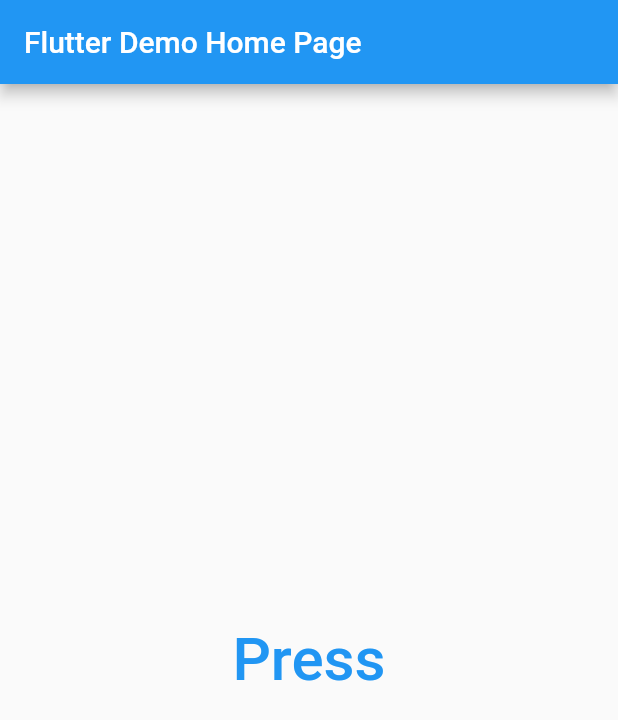
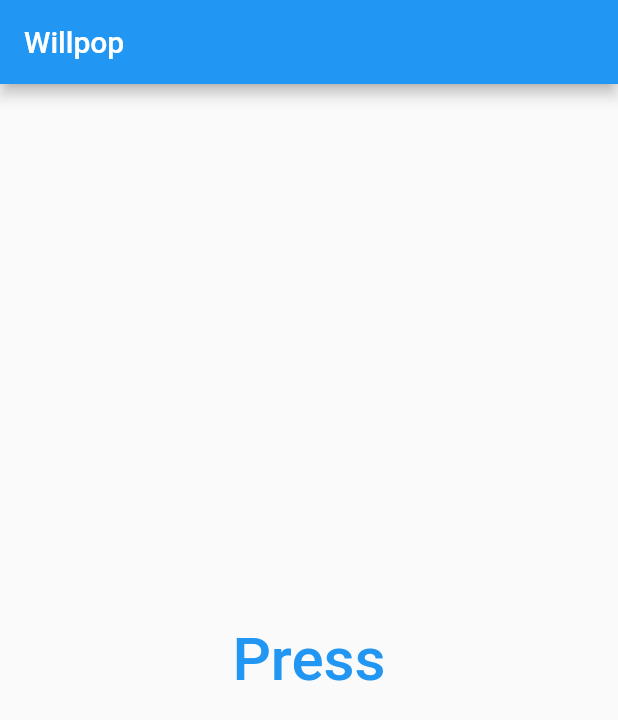
Before and after one commit to h-unterp/willpop, a Flutter app: the screen it shows after launch, on a phone screen of 412 x 824 dp. Shown: the top 720 px of the screen. Run offline on Flutter 3.47's test engine with Material 2 defaults, Android fonts, the phone set to English and light mode, and no system bars; our stand-ins replace flutter_riverpod.

Commit message:
modified:   lib/main.dart

```diff
--- a/lib/main.dart
+++ b/lib/main.dart
@@ -18,7 +18,7 @@
       theme: ThemeData(
         primarySwatch: Colors.blue,
       ),
-      home: const MyHomePage(title: 'Flutter Demo Home Page'),
+      home: const MyHomePage(title: 'Willpop'),
     );
   }
 }
```
